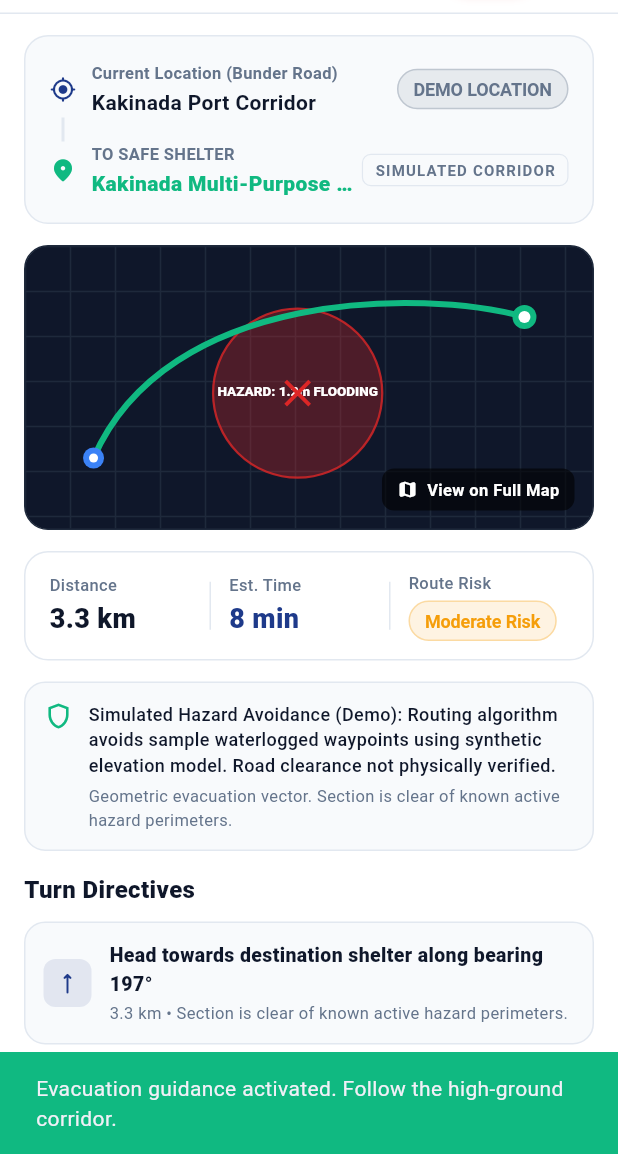
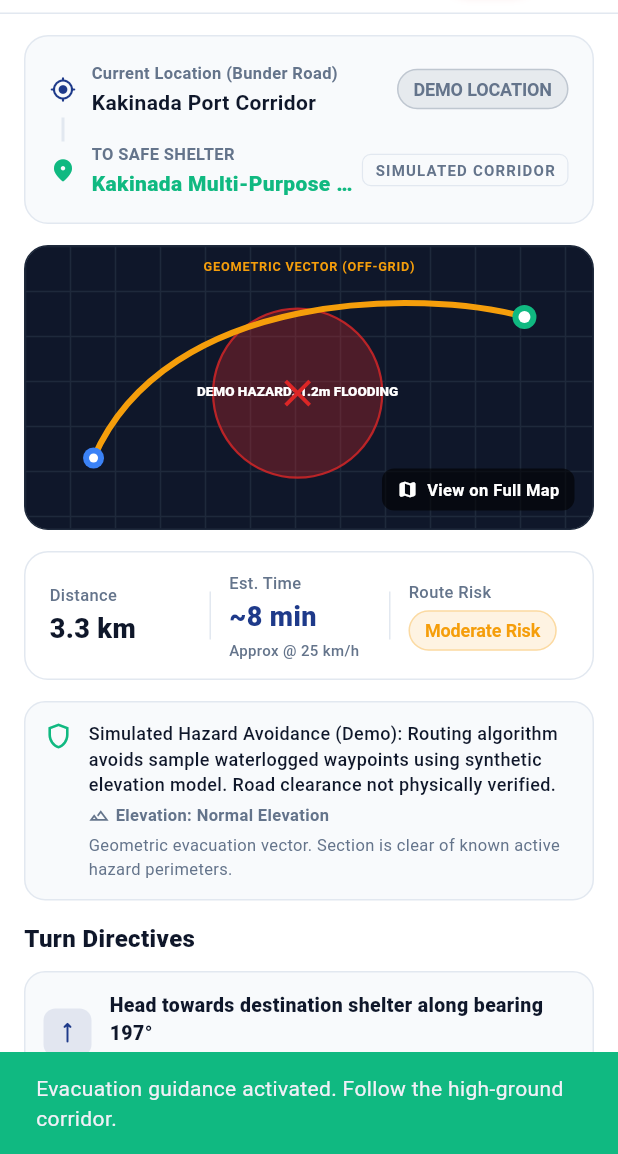
Before and after one commit to SP-1512/SurakshaPath, a Flutter app: the RoutingScreen screen opened by its route, after a tap on "Start Guidance", on a phone screen of 412 x 824 dp, the part 82-1236 px from its top. Run offline on Flutter 3.47's test engine with Material 3 defaults, Android fonts, the phone set to English and light mode, and no system bars; our stand-ins replace connectivity_plus, geolocator, shared_preferences, sqflite; missing offline and left inert: maplibre; accounts and stored records are empty.

Commit message:
Correct routing reliability, first-mile distance, and safety terminology

```diff
--- a/lib/core/models/evacuation_route.dart
+++ b/lib/core/models/evacuation_route.dart
@@ -12,11 +12,11 @@ enum RouteSafetyStatus {
   String get label {
     switch (this) {
       case RouteSafetyStatus.safe:
-        return 'SAFE PATH';
+        return 'CLEAR OF REPORTED HAZARDS';
       case RouteSafetyStatus.caution:
-        return 'USE CAUTION';
+        return 'KNOWN HAZARD NEARBY (CAUTION)';
       case RouteSafetyStatus.blocked:
-        return 'HAZARD BLOCKED';
+        return 'BLOCKED BY HAZARD';
       case RouteSafetyStatus.simulated:
         return 'SIMULATED CORRIDOR (DEMO)';
     }
--- a/lib/features/disaster/hazard_service.dart
+++ b/lib/features/disaster/hazard_service.dart
@@ -245,6 +245,10 @@ class HazardService implements IHazardRepository {
   DateTime? _lastFetchTime;
   static const Duration _cacheTtl = Duration(minutes: 5);
 
+  /// Default advisory proximity buffer around active hazard zones in meters.
+  /// This is an automated heuristic caution margin (~400m), not an official hydrological flood boundary.
+  static const double defaultProximityBufferMeters = 400.0;
+
   @override
   Future<List<HazardModel>> fetchHazards({bool forceRefresh = false}) async {
     if (!forceRefresh &&
@@ -330,6 +334,7 @@ class HazardService implements IHazardRepository {
     double lng,
     DisasterType disasterType, {
     List<HazardModel>? activeHazards,
+    double bufferMeters = defaultProximityBufferMeters,
   }) {
     final hazards = activeHazards ??
         _cachedHazards[disasterType] ??
@@ -345,7 +350,7 @@ class HazardService implements IHazardRepository {
     for (final h in hazards) {
       final dist = h.distanceTo(lat, lng);
       final inDirect = dist <= h.radiusMeters;
-      final inBuffer = dist <= (h.radiusMeters + 400.0);
+      final inBuffer = dist <= (h.radiusMeters + bufferMeters);
 
       if (inDirect || inBuffer) {
         if (inDirect) directHit = true;
@@ -369,7 +374,7 @@ class HazardService implements IHazardRepository {
     final impactNote = worstHazard.specificImpact != null ? ' (${worstHazard.specificImpact})' : '';
     final reason = directHit
         ? '${worstHazard.title}: ${worstHazard.description}$impactNote. Severity: ${worstHazard.severity.label}.'
-        : 'Within proximity buffer of ${worstHazard.title} (~400m perimeter). Proceed with caution.';
+        : 'Within automated advisory caution buffer of ${worstHazard.title} (~${bufferMeters.toInt()}m margin). Note: heuristic advisory margin, not an official flood boundary.';
 
     return HazardRiskAssessment(
       isDirectlyHit: directHit,
@@ -387,6 +392,7 @@ class HazardService implements IHazardRepository {
     GeoPoint end,
     DisasterType disasterType, {
     List<HazardModel>? activeHazards,
+    double bufferMeters = defaultProximityBufferMeters,
   }) {
     const sampleSteps = 5;
     HazardRiskAssessment worstAssessment = HazardRiskAssessment.clear;
@@ -401,6 +407,7 @@ class HazardService implements IHazardRepository {
         lng,
         disasterType,
         activeHazards: activeHazards,
+        bufferMeters: bufferMeters,
       );
 
       if (pointAssessment.isBlocked) {
--- a/lib/features/routing/route_model.dart
+++ b/lib/features/routing/route_model.dart
@@ -192,13 +192,13 @@ enum RouteVerificationState {
       case RouteVerificationState.calculating:
         return 'CALCULATING ROUTE';
       case RouteVerificationState.routeAvailable:
-        return 'ROUTE AVAILABLE';
+        return 'ROUTE FOUND';
       case RouteVerificationState.routeSafetyUnverified:
         return 'ROUTE SAFETY UNVERIFIED';
       case RouteVerificationState.noVerifiedRoute:
-        return 'NO VERIFIED ROUTE AVAILABLE';
+        return 'NO ROUTE FOUND';
       case RouteVerificationState.demoRoute:
-        return 'DEMO ROUTE';
+        return 'DEMO SCENARIO ROUTE';
     }
   }
 
@@ -331,9 +331,11 @@ class EvacuationRoute {
   String get title => name;
   double get distanceKm => totalDistanceKm;
   int get estimatedTimeMinutes => estimatedMinutes;
+  String get travelTimeLabel => '~$estimatedMinutes min (Approx @ 25 km/h vehicle pace)';
   String get roadConditionSummary => riskExplanation;
   List<GeoPoint> get polylinePoints => waypoints;
   bool get isBlocked => hasBlockedRoads || riskLevel == RouteRiskLevel.blocked;
+  bool get isNavigableRoad => segments.isNotEmpty && !segments.any((s) => s.id.startsWith('geom_'));
 }
 
 /// Container result holding both recommended safe route and alternative routes
--- a/lib/features/routing/screens/routing_screen.dart
+++ b/lib/features/routing/screens/routing_screen.dart
@@ -245,7 +245,9 @@ class _RoutingScreenState extends State<RoutingScreen> {
                               ],
                             ),
                           ),
-                          const DemoBadge(label: 'SIMULATED CORRIDOR'),
+                          DemoBadge(
+                            label: route.isNavigableRoad ? 'DEMO ROAD GRAPH' : 'SIMULATED CORRIDOR',
+                          ),
                         ],
                       ),
                     ],
@@ -271,6 +273,7 @@ class _RoutingScreenState extends State<RoutingScreen> {
                             painter: _ObstacleBypassPainter(
                               isAlternate: _selectedRouteIndex == 1,
                               hasBlocked: route.hasBlockedRoads,
+                              isNavigableRoad: route.isNavigableRoad,
                             ),
                           ),
                         ),
@@ -354,8 +357,13 @@ class _RoutingScreenState extends State<RoutingScreen> {
                             ),
                             const SizedBox(height: 2),
                             Text(
-                              '${route.estimatedTimeMinutes} min',
+                              '~${route.estimatedTimeMinutes} min',
                               style: const TextStyle(fontSize: 18, fontWeight: FontWeight.w800, color: AppColors.primaryBlue),
+                            ),
+                            const SizedBox(height: 2),
+                            const Text(
+                              'Approx @ 25 km/h',
+                              style: TextStyle(fontSize: 10, color: AppColors.slate, fontWeight: FontWeight.w500),
                             ),
                           ],
                         ),
@@ -410,6 +418,22 @@ class _RoutingScreenState extends State<RoutingScreen> {
                               AppStrings.hazardAvoidanceNote,
                               style: const TextStyle(fontSize: 12, color: AppColors.ink, fontWeight: FontWeight.w500),
                             ),
+                            if (route.elevationProfile.isNotEmpty && route.elevationProfile != 'Normal Ground') ...[
+                              const SizedBox(height: 4),
+                              Row(
+                                children: [
+                                  const Icon(Icons.terrain_outlined, size: 14, color: AppColors.slate),
+                                  const SizedBox(width: 4),
+                                  Expanded(
+                                    child: Text(
+                                      'Elevation: ${route.elevationProfile}',
+                                      style: const TextStyle(fontSize: 11, color: AppColors.slate, fontWeight: FontWeight.w600),
+                                      overflow: TextOverflow.ellipsis,
+                                    ),
+                                  ),
+                                ],
+                              ),
+                            ],
                             if (route.roadConditionSummary.isNotEmpty &&
                                 route.roadConditionSummary != AppStrings.hazardAvoidanceNote) ...[
                               const SizedBox(height: 4),
@@ -450,7 +474,7 @@ class _RoutingScreenState extends State<RoutingScreen> {
                   _buildStepDirective(
                     '1',
                     'Depart ${userLoc.locationName} Heading West',
-                    '0.0 km • Elevation 18m above sea level',
+                    '0.0 km • Local Corridor Origin',
                     Icons.straight_rounded,
                     false,
                   ),
@@ -622,10 +646,12 @@ class _RoutingScreenState extends State<RoutingScreen> {
 class _ObstacleBypassPainter extends CustomPainter {
   final bool isAlternate;
   final bool hasBlocked;
+  final bool isNavigableRoad;
 
   _ObstacleBypassPainter({
     required this.isAlternate,
     this.hasBlocked = false,
+    this.isNavigableRoad = true,
   });
 
   @override
@@ -640,6 +666,23 @@ class _ObstacleBypassPainter extends CustomPainter {
     for (double y = 0; y < size.height; y += 30) {
       canvas.drawLine(Offset(0, y), Offset(size.width, y), gridPaint);
     }
+
+    // Top network status banner
+    final modePainter = TextPainter(
+      text: TextSpan(
+        text: isNavigableRoad
+            ? 'DEMO ROAD NETWORK (VIJAYAWADA)'
+            : 'GEOMETRIC VECTOR (OFF-GRID)',
+        style: TextStyle(
+          color: isNavigableRoad ? AppColors.emerald.withOpacity(0.9) : const Color(0xFFF59E0B),
+          fontSize: 8.5,
+          fontWeight: FontWeight.w700,
+          letterSpacing: 0.5,
+        ),
+      ),
+      textDirection: TextDirection.ltr,
+    )..layout();
+    modePainter.paint(canvas, Offset((size.width - modePainter.width) / 2, 8));
 
     // 2. Submerged / Hazard Zone (Red circle in middle)
     final hazardCenter = Offset(size.width * 0.48, size.height * 0.52);
@@ -659,7 +702,7 @@ class _ObstacleBypassPainter extends CustomPainter {
     // Hazard text label
     final textPainter = TextPainter(
       text: const TextSpan(
-        text: 'HAZARD: 1.2m FLOODING',
+        text: 'DEMO HAZARD: 1.2m FLOODING',
         style: TextStyle(color: Colors.white, fontSize: 9, fontWeight: FontWeight.w800),
       ),
       textDirection: TextDirection.ltr,
@@ -697,8 +740,12 @@ class _ObstacleBypassPainter extends CustomPainter {
       );
     }
 
+    final Color pathColor = !isNavigableRoad
+        ? const Color(0xFFF59E0B)
+        : (hasBlocked ? AppColors.critical : AppColors.emerald);
+
     final routePaint = Paint()
-      ..color = hasBlocked ? AppColors.critical : AppColors.emerald
+      ..color = pathColor
       ..strokeWidth = 4.0
       ..style = PaintingStyle.stroke
       ..strokeCap = StrokeCap.round;
@@ -716,6 +763,8 @@ class _ObstacleBypassPainter extends CustomPainter {
 
   @override
   bool shouldRepaint(covariant _ObstacleBypassPainter oldDelegate) {
-    return oldDelegate.isAlternate != isAlternate || oldDelegate.hasBlocked != hasBlocked;
+    return oldDelegate.isAlternate != isAlternate ||
+        oldDelegate.hasBlocked != hasBlocked ||
+        oldDelegate.isNavigableRoad != isNavigableRoad;
   }
 }
```
Also changed, not shown: lib/features/routing/route_service.dart (+84 -7 lines), 2 other files.
